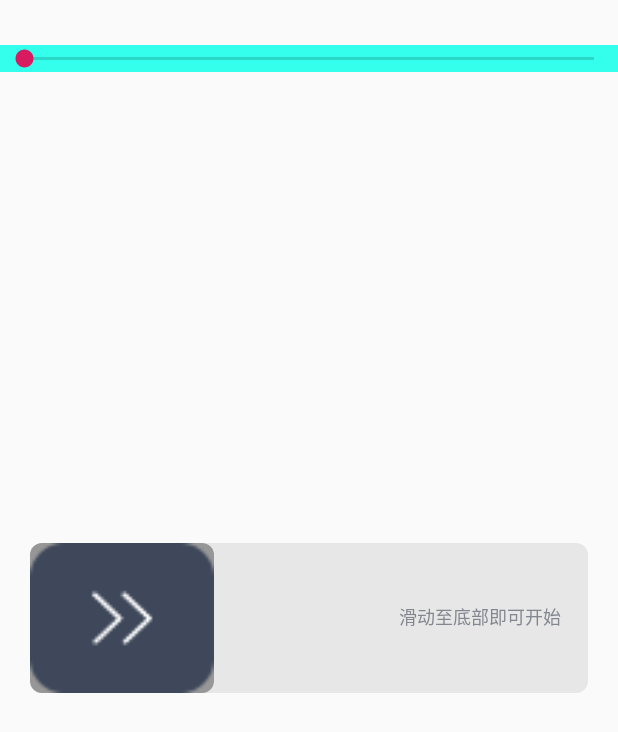
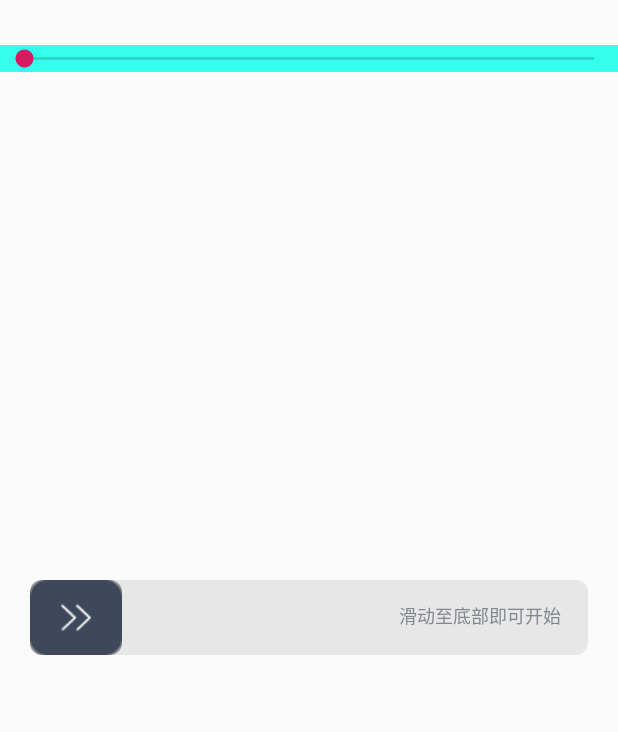
Before and after one commit to xjxliuxing/AndroidHelper, an Android app: the layout activity_slider.xml on its own in the app's theme, with its tools: preview values and no code run, on a phone screen of 412 x 824 dp. Shown: the top 732 px of the screen. Run offline under Robolectric (Android 15) with nearby library versions, the phone set to English and light mode, and no system bars.

Commit message:
完善滑块123

```diff
--- a/app/src/main/java/com/xjx/helper/utils/CustomViewUtil.java
+++ b/app/src/main/java/com/xjx/helper/utils/CustomViewUtil.java
@@ -88,9 +88,8 @@ public class CustomViewUtil {
     public static Bitmap getBitmapScaleWidth(Drawable drawable, float height) {
         Bitmap bitmap = null;
         if (drawable == null) {
-            return bitmap;
+            return null;
         }
-
         if (drawable instanceof StateListDrawable) {
             Drawable current = drawable.getCurrent();
             if (current instanceof BitmapDrawable) {
@@ -99,6 +98,7 @@ public class CustomViewUtil {
         } else if (drawable instanceof BitmapDrawable) {
             bitmap = ((BitmapDrawable) drawable).getBitmap();
         }
+        if (bitmap != null) {
 
             int bmpWidth = bitmap.getWidth();
             int bmpHeight = bitmap.getHeight();
@@ -109,6 +109,9 @@ public class CustomViewUtil {
             matrix.postScale(scaleHeight, scaleHeight);
 
             return Bitmap.createBitmap(bitmap, 0, 0, bmpWidth, bmpHeight, matrix, true);
+        } else {
+            return null;
+        }
     }
 
     /**
--- a/app/src/main/java/com/xjx/helper/widget/custom/SliderView.kt
+++ b/app/src/main/java/com/xjx/helper/widget/custom/SliderView.kt
@@ -57,7 +57,7 @@ class SliderView(context: Context?, attrs: AttributeSet?) : View(context, attrs)
         }
 
 
-        bitmap = CustomViewUtil.getBitmapScaleWidth(mDrawable,mDrawableHeight)
+        bitmap = CustomViewUtil.getBitmapScaleWidth(mDrawable, mDrawableHeight)
 
         // 设置背景的数据
         mPaintBackground.isAntiAlias = true
--- a/app/src/main/res/layout/activity_slider.xml
+++ b/app/src/main/res/layout/activity_slider.xml
@@ -30,7 +30,7 @@
         android:layout_marginRight="@dimen/dp_20"
         app:hk_background="@color/gray_22"
         app:hk_drawable="@mipmap/icon_control_vehicle_xp_zdbc_yz"
-        app:hk_drawable_Height="100dp"
+        app:hk_drawable_Height="@dimen/dp_50"
         app:hk_selector_background="@color/black_15" />
     <!--        app:hk_drawable="@drawable/tab_todo_selected" />-->
     <!--        app:hk_drawable="@drawable/lrt" />-->
```
Lines whose indentation alone changed are shown as unchanged.
